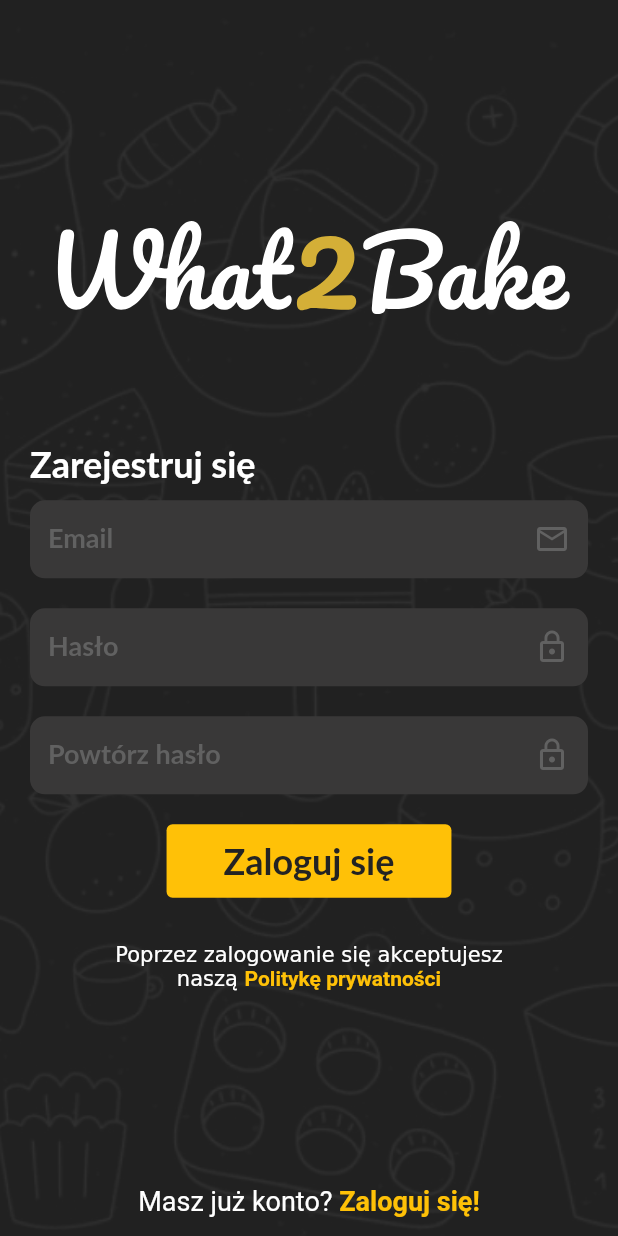
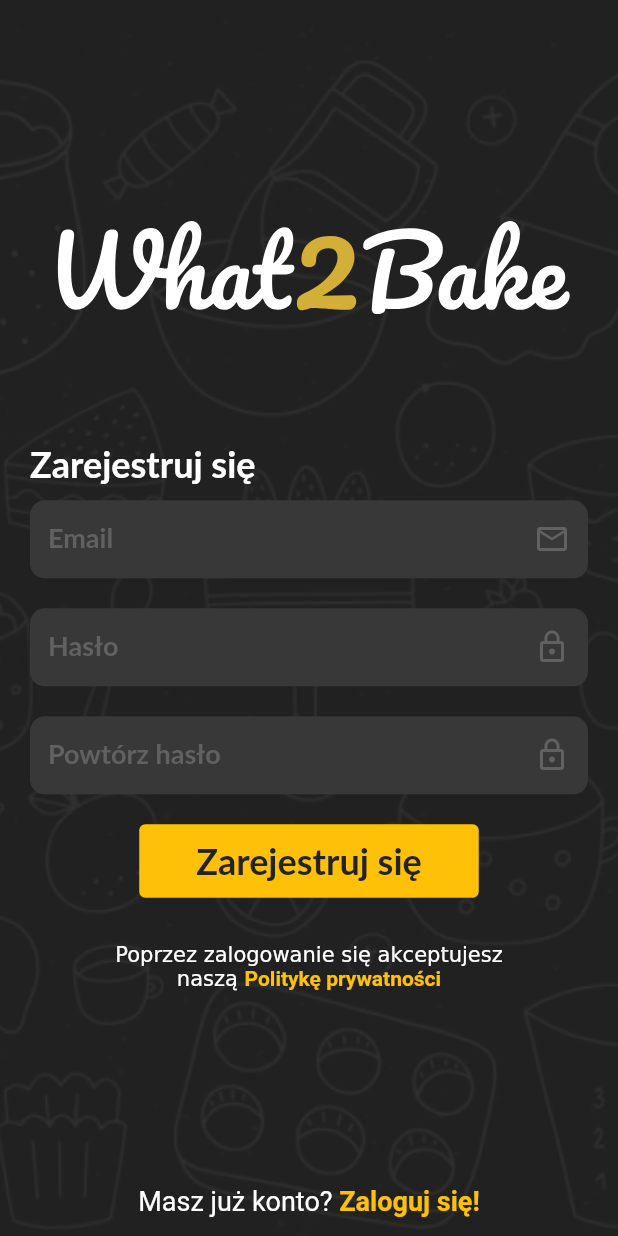
Before and after one commit to MineSwek/What2Bake-MobileApp, a Flutter app: the Register screen opened by its route, on a phone screen of 412 x 824 dp. Run offline on Flutter 3.47's test engine with Material 2 defaults, Android fonts, the phone set to English and light mode, and no system bars; our stand-ins replace dashed_circular_progress_bar, flutter_svg, google_fonts, pocketbase, shared_preferences, uni_links; missing offline and left inert: flex_list; accounts and stored records are empty; network calls fail; Roboto replaces fonts that are missing (Lato).

```diff
--- a/lib/data/globalvar.dart
+++ b/lib/data/globalvar.dart
@@ -1,5 +1,5 @@
 library globals;
 
 import 'package:pocketbase/pocketbase.dart';
-
-final pb = PocketBase('http://130.162.33.102:9090');
+bool initialURILinkHandled = false;
+final pb = PocketBase('http://pb.what2bake.com');
--- a/lib/widgets/appbar.dart
+++ b/lib/globalWidgets/appbar.dart
@@ -32,7 +32,7 @@ class _AppbarState extends State<Appbar> {
     if(pb.authStore.isValid) {
       final record = await pb.collection('users').getOne(pb.authStore.model.id);
       if(record.data['avatar'] != "") {
-        avatImg = "http://130.162.33.102:9090/api/files/${record.collectionId}/${record.id}/${record.data['avatar']}";
+        avatImg = "http://pb.what2bake.com/api/files/${record.collectionId}/${record.id}/${record.data['avatar']}";
       }
     } else {
       avatImg = "https://cdn.cloudflare.steamstatic.com/steamcommunity/public/images/items/728880/77c1d34497f69650959e1e48184f228a9f5f8b10.gif";
@@ -43,6 +43,7 @@ class _AppbarState extends State<Appbar> {
   @override
   void initState() {
     pb.authStore.onChange.listen((event) {
+      print("changed");
       setState(() {
 
       });
--- a/lib/pages/register.dart
+++ b/lib/pages/autorization/register.dart
@@ -2,8 +2,8 @@ import 'package:flutter/gestures.dart';
 import 'package:flutter/material.dart';
 import 'package:flutter_svg/flutter_svg.dart';
 import 'package:url_launcher/url_launcher.dart';
-import 'package:what2bake/pages/login.dart';
-
+import 'package:what2bake/pages/autorization/login.dart';
+import 'package:what2bake/pages/autorization/widgets/AutTextField.dart';
 
 class Register extends StatefulWidget {
   const Register({Key? key}) : super(key: key);
@@ -13,6 +13,10 @@ class Register extends StatefulWidget {
 }
 
 class _RegisterState extends State<Register> {
+
+  final emailController = TextEditingController();
+  final passwordController = TextEditingController();
+  final secondPasswordController = TextEditingController();
 
   @override
   Widget build(BuildContext context) {
@@ -29,6 +33,9 @@ class _RegisterState extends State<Register> {
           ),
           child: Column(
             children: [
+
+              //LOGO
+
               Padding(
                   padding: const EdgeInsets.only(top: 100, bottom: 30),
                   child: SvgPicture.asset(
@@ -36,10 +43,14 @@ class _RegisterState extends State<Register> {
                     width: 350,
                   )
               ),
+
               Padding(
                 padding: const EdgeInsets.symmetric(horizontal: 20, vertical: 10),
                 child: Column(
                     children: [
+
+                      //ZAREJESTRUJ SIĘ NAPIS
+
                       const Padding(
                         padding: EdgeInsets.symmetric(vertical: 10),
                         child: Align(
@@ -55,102 +66,38 @@ class _RegisterState extends State<Register> {
                             )
                         ),
                       ),
-                      Container(
-                        decoration: const BoxDecoration(
-                            color: Color(0xFF393838),
-                            borderRadius: BorderRadius.all(Radius.circular(10))
-                        ),
-                        child: Padding(
-                          padding: const EdgeInsets.fromLTRB(12, 2, 0, 2),
-                          child: TextFormField(
-                            decoration: const InputDecoration(
-                              hintText: "Email",
-                              hintStyle: TextStyle(
-                                fontFamily: "Lato",
-                                fontSize: 18,
-                                fontWeight: FontWeight.bold,
-                                color: Color(0xFF616161),
-                              ),
-                              suffixIcon: Icon(
-                                Icons.email_outlined,
-                                color: Color(0xFF616161),
-                              ),
-                              border: InputBorder.none,
-                            ),
-                            cursorColor: Colors.white,
-                            style: const TextStyle(
-                              fontSize: 18,
-                              color: Colors.white,
-                              fontWeight: FontWeight.w500,
-                            ),
-                          ),
-                        ),
+
+                      //EMAIL BOX
+
+                      AutTextField(
+                          controller: emailController,
+                          hintText: "Email",
+                          icon: Icons.email_outlined,
                       ),
+
+                      //HASŁO BOX
+
                       Padding(
                         padding: const EdgeInsets.symmetric(vertical: 20),
-                        child: Container(
-                          decoration: const BoxDecoration(
-                              color: Color(0xFF393838),
-                              borderRadius: BorderRadius.all(Radius.circular(10))
-                          ),
-                          child: Padding(
-                            padding: const EdgeInsets.fromLTRB(12, 2, 0, 2),
-                            child: TextFormField(
-                              decoration: const InputDecoration(
-                                hintText: "Hasło",
-                                hintStyle: TextStyle(
-                                  fontFamily: "Lato",
-                                  fontSize: 18,
-                                  fontWeight: FontWeight.bold,
-                                  color: Color(0xFF616161),
-                                ),
-                                suffixIcon: Icon(
-                                  Icons.lock_outline,
-                                  color: Color(0xFF616161),
-                                ),
-                                border: InputBorder.none,
-                              ),
-                              cursorColor: Colors.white,
-                              style: const TextStyle(
-                                  fontSize: 18,
-                                  color: Colors.white,
-                                  fontWeight: FontWeight.w500
-                              ),
-                            ),
-                          ),
-                        ),
+                        child: AutTextField(
+                          controller: passwordController,
+                          hintText: "Hasło",
+                          icon: Icons.lock_outline,
+                          obscureText: true,
+                        )
                       ),
-                      Container(
-                        decoration: const BoxDecoration(
-                            color: Color(0xFF393838),
-                            borderRadius: BorderRadius.all(Radius.circular(10))
-                        ),
-                        child: Padding(
-                          padding: const EdgeInsets.fromLTRB(12, 2, 0, 2),
-                          child: TextFormField(
-                            decoration: const InputDecoration(
-                              hintText: "Powtórz hasło",
-                              hintStyle: TextStyle(
-                                fontFamily: "Lato",
-                                fontSize: 18,
-                                fontWeight: FontWeight.bold,
-                                color: Color(0xFF616161),
-                              ),
-                              suffixIcon: Icon(
-                                Icons.lock_outline,
-                                color: Color(0xFF616161),
-                              ),
-                              border: InputBorder.none,
-                            ),
-                            cursorColor: Colors.white,
-                            style: const TextStyle(
-                                fontSize: 18,
-                                color: Colors.white,
-                                fontWeight: FontWeight.w500
-                            ),
-                          ),
-                        ),
+
+                      //POWTÓRZ HASŁO BOX
+
+                      AutTextField(
+                          controller: secondPasswordController,
+                          hintText: "Powtórz hasło",
+                          icon: Icons.lock_outline,
+                          obscureText: true,
                       ),
+
+                      //ZAREJESTRUJ SIĘ BUTTON
+
                       Padding(
                         padding: const EdgeInsets.symmetric(vertical: 20),
                         child: TextButton(
@@ -166,7 +113,7 @@ class _RegisterState extends State<Register> {
                           child: const Padding(
                             padding: EdgeInsets.symmetric(horizontal: 30,vertical: 2),
                             child: Text(
-                              "Zaloguj się",
+                              "Zarejestruj się",
                               style: TextStyle(
                                   fontSize: 24,
                                   color: Color(0xFF232323),
@@ -178,6 +125,9 @@ class _RegisterState extends State<Register> {
 
                         ),
                       ),
+
+                      //POLITYKA PRYWATNOŚCI
+
                       Padding(
                         padding: const EdgeInsets.symmetric(vertical: 10),
                         child: RichText(
--- /dev/null
+++ b/lib/pages/autorization/widgets/AutTextField.dart
@@ -0,0 +1,51 @@
+import 'package:flutter/material.dart';
+
+class AutTextField extends StatefulWidget {
+  final TextEditingController controller;
+  final String hintText;
+  final IconData icon;
+  final bool obscureText;
+  const AutTextField({Key? key, required this.controller, required this.hintText, required this.icon, this.obscureText = false}) : super(key: key);
+
+  @override
+  State<AutTextField> createState() => _AutTextFieldState();
+}
+
+class _AutTextFieldState extends State<AutTextField> {
+  @override
+  Widget build(BuildContext context) {
+    return Container(
+        decoration: const BoxDecoration(
+            color: Color(0xFF393838),
+            borderRadius: BorderRadius.all(Radius.circular(10))
+        ),
+        child: Padding(
+        padding: const EdgeInsets.fromLTRB(12, 2, 0, 2),
+          child: TextFormField(
+            controller: widget.controller,
+            decoration: InputDecoration(
+              hintText: widget.hintText,
+              hintStyle: const TextStyle(
+                fontFamily: "Lato",
+                fontSize: 18,
+                fontWeight: FontWeight.bold,
+                color: Color(0xFF616161),
+              ),
+              suffixIcon: Icon(
+                widget.icon,
+                color: const Color(0xFF616161),
+              ),
+              border: InputBorder.none,
+            ),
+            cursorColor: Colors.white,
+            style: const TextStyle(
+              fontSize: 18,
+              color: Colors.white,
+              fontWeight: FontWeight.w500,
+            ),
+            obscureText: widget.obscureText,
+          )
+        )
+      );
+  }
+}
--- a/lib/pages/ingredients.dart
+++ b/lib/pages/ingredients/ingredients.dart
@@ -1,7 +1,7 @@
 import 'package:flutter/material.dart';
 import 'package:what2bake/services/api.dart';
 import 'package:what2bake/services/model.dart';
-import 'package:what2bake/widgets/ingredientCard.dart';
+import 'package:what2bake/pages/ingredients/widgets/ingredientCard.dart';
 
 class Ingredients extends StatefulWidget {
   const Ingredients({super.key});
@@ -14,7 +14,6 @@ class Products {
   int? id;
   List<Product> temp1 = [];
   List<String> temp2 = [];
-
 }
 
 class _IngredientsState extends State<Ingredients> {
--- a/lib/pages/recipes.dart
+++ b/lib/pages/recipes/recipes.dart
@@ -1,6 +1,6 @@
 import 'package:flutter/material.dart';
 import 'package:what2bake/services/api.dart';
-import 'package:what2bake/widgets/recipeCard.dart';
+import 'package:what2bake/pages/recipes/widgets/recipeCard.dart';
 
 class Recipes extends StatefulWidget {
   const Recipes({super.key});
--- a/lib/widgets/recipeCard.dart
+++ b/lib/pages/recipes/widgets/recipeCard.dart
@@ -1,5 +1,5 @@
 import 'package:flutter/material.dart';
-import '../services/model.dart';
+import 'package:what2bake/services/model.dart';
 import 'package:flex_list/flex_list.dart';
 import 'package:dashed_circular_progress_bar/dashed_circular_progress_bar.dart';
 import 'package:url_launcher/url_launcher.dart';
--- a/pubspec.yaml
+++ b/pubspec.yaml
@@ -47,6 +47,7 @@ dependencies:
   linked_scroll_controller: ^0.2.0
   pocketbase: ^0.7.2
   flutter_web_auth_2: ^2.0.4
+  uni_links: ^0.5.1
 
 dev_dependencies:
   flutter_test:
```
Also changed, not shown: lib/main.dart (+9 -10 lines), lib/pages/autorization/login.dart (renamed from lib/pages/login.dart, +104 -111 lines), lib/pages/settings.dart (deleted, +0 -86 lines), lib/pages/settings/settings.dart (added, +131 -0 lines), lib/pages/settings/widgets/settingsTile.dart (renamed from lib/widgets/settingsTile.dart, +13 -7 lines), lib/services/api.dart (+5 -20 lines), lib/pages/favorites/favorites.dart (renamed from lib/pages/favorites.dart), lib/pages/home/home.dart (renamed from lib/pages/home.dart), lib/pages/ingredients/widgets/ingredientCard.dart (renamed from lib/widgets/ingredientCard.dart), lib/pages/loading.dart (deleted), lib/pages/profile/profile.dart (renamed from lib/pages/profile.dart), pubspec.lock, 2 other files.
